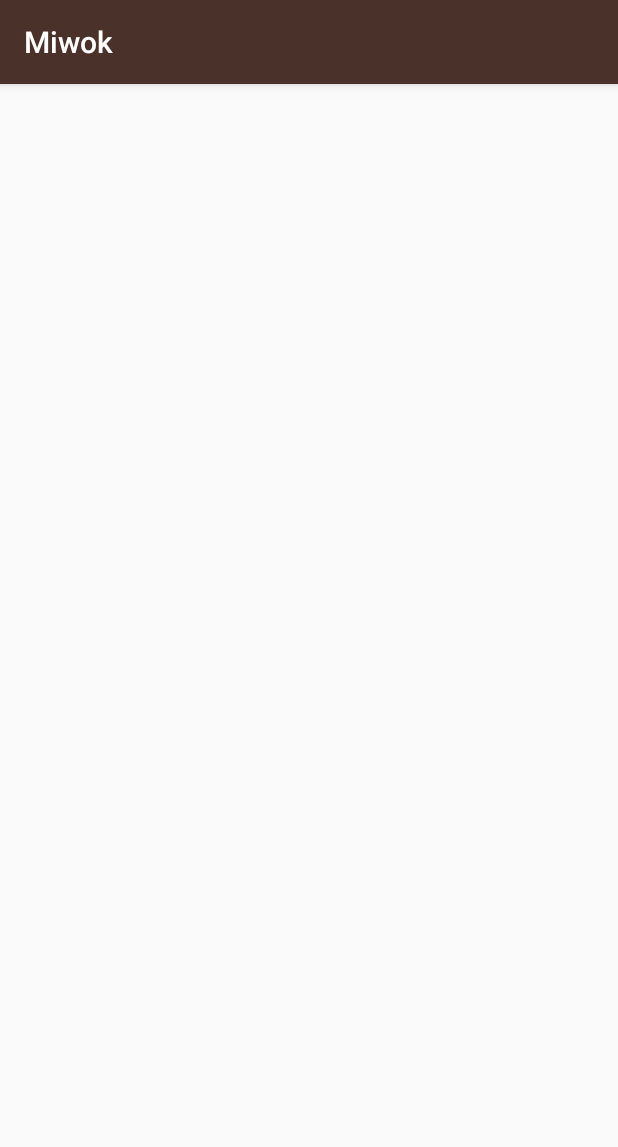
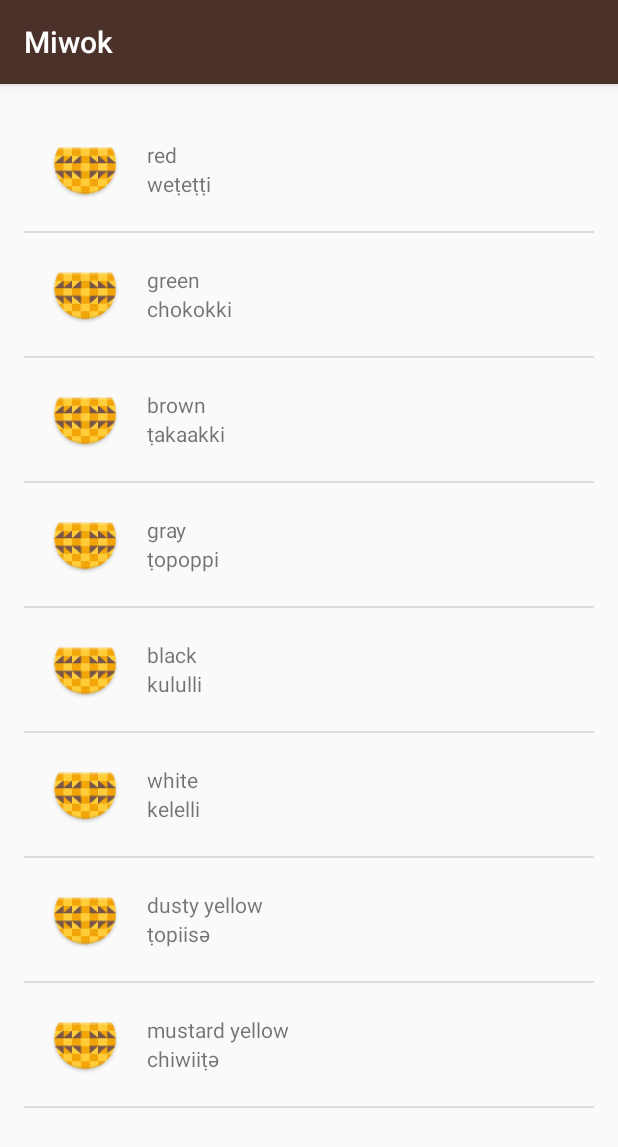
Before and after one commit to Agentundfire/Miwok, an Android app: the ColorsActivity screen opened directly, with no data from a screen before it, on a phone screen of 412 x 824 dp. Shown: the top 1147 px of the screen. Run offline under Robolectric (Android 15) with nearby library versions, the phone set to English and light mode, and no system bars.

Commit message:
Fill Java: ColorsActivity, FamilyActivity and PhrasesActivity. Then unify everything into one word_list.xml instead of 4 xml.

```diff
--- a/app/src/main/java/com/example/android/miwok/ColorsActivity.java
+++ b/app/src/main/java/com/example/android/miwok/ColorsActivity.java
@@ -2,12 +2,30 @@ package com.example.android.miwok;
 
 import android.support.v7.app.AppCompatActivity;
 import android.os.Bundle;
+import android.widget.ListView;
 
+import java.util.ArrayList;
+
+//Check NumbersActivity.java for more comments details.
 public class ColorsActivity extends AppCompatActivity {
 
     @Override
     protected void onCreate(Bundle savedInstanceState) {
         super.onCreate(savedInstanceState);
-        setContentView(R.layout.activity_colors);
+        setContentView(R.layout.word_list);
+
+        ArrayList<Word> words = new ArrayList<Word>();
+        words.add(new Word("weṭeṭṭi", "red"));
+        words.add(new Word("chokokki", "green"));
+        words.add(new Word("ṭakaakki", "brown"));
+        words.add(new Word("ṭopoppi", "gray"));
+        words.add(new Word("kululli", "black"));
+        words.add(new Word("kelelli", "white"));
+        words.add(new Word("ṭopiisә", "dusty yellow"));
+        words.add(new Word("chiwiiṭә", "mustard yellow"));
+
+        WordAdapter wordAdapter = new WordAdapter(this, words);
+        ListView listView = (ListView) findViewById(R.id.list_view);
+        listView.setAdapter(wordAdapter);
     }
 }
--- a/app/src/main/java/com/example/android/miwok/WordAdapter.java
+++ b/app/src/main/java/com/example/android/miwok/WordAdapter.java
@@ -14,6 +14,8 @@ import java.util.ArrayList;
 * based on a data source, which is a list of {@link Word} objects.
 * */
 public class WordAdapter extends ArrayAdapter<Word> {
+
+    private static  final String LOG_TAG = WordAdapter.class.getSimpleName();
 
     public WordAdapter(Activity context, ArrayList<Word> words) {
         super(context, 0, words);
--- a/app/src/main/res/layout/activity_colors.xml
+++ /dev/null
@@ -1,9 +0,0 @@
-<?xml version="1.0" encoding="utf-8"?>
-<android.support.constraint.ConstraintLayout xmlns:android="http://schemas.android.com/apk/res/android"
-    xmlns:app="http://schemas.android.com/apk/res-auto"
-    xmlns:tools="http://schemas.android.com/tools"
-    android:layout_width="match_parent"
-    android:layout_height="match_parent"
-    tools:context="com.example.android.miwok.ColorsActivity">
-
-</android.support.constraint.ConstraintLayout>
--- a/app/src/main/res/layout/activity_numbers.xml
+++ b/app/src/main/res/layout/word_list.xml
@@ -1,7 +1,7 @@
 <?xml version="1.0" encoding="utf-8"?>
 <ListView xmlns:android="http://schemas.android.com/apk/res/android"
     xmlns:tools="http://schemas.android.com/tools"
-    android:id="@+id/list_view_numbers"
+    android:id="@+id/list_view"
     android:layout_width="match_parent"
     android:layout_height="match_parent"
     android:paddingBottom="@dimen/activity_vertical_margin"
```
Also changed, not shown: app/src/main/java/com/example/android/miwok/FamilyActivity.java (+21 -1 lines), app/src/main/java/com/example/android/miwok/NumbersActivity.java (+11 -15 lines), app/src/main/java/com/example/android/miwok/PhrasesActivity.java (+20 -1 lines), app/src/main/res/layout/activity_family.xml (deleted, +0 -9 lines), app/src/main/res/layout/activity_phrases.xml (deleted, +0 -9 lines).
